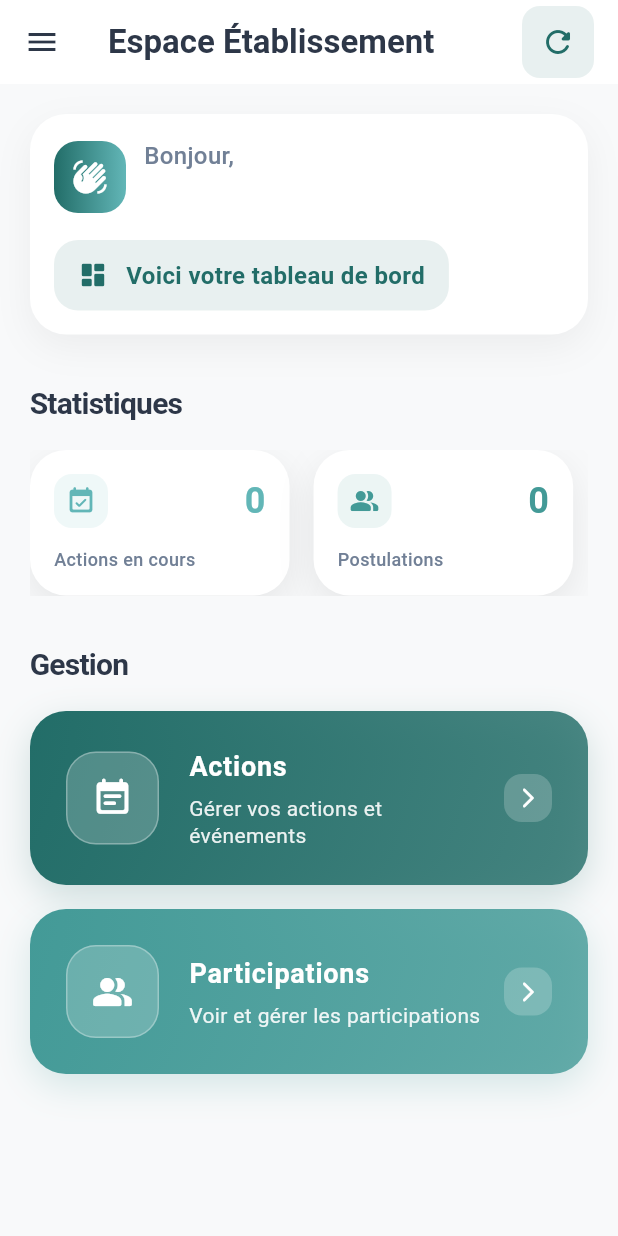
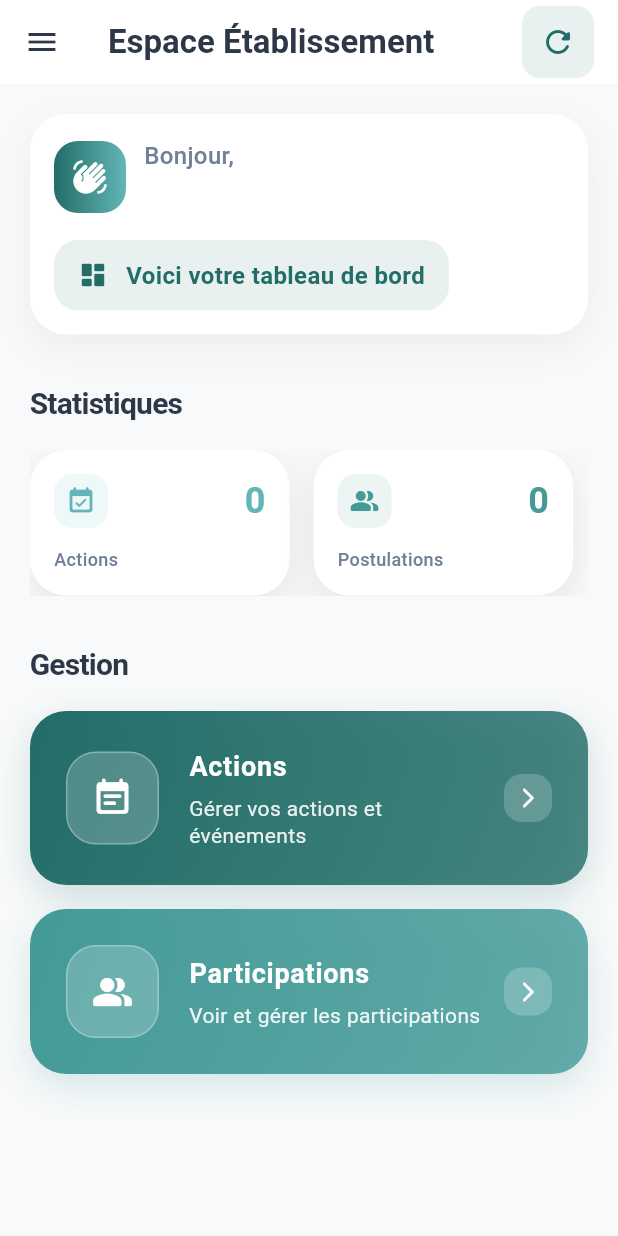
Before and after one commit to feeryel/master_application, a Flutter app: the EspaceEtablissementPage screen opened directly, on a phone screen of 412 x 824 dp. Run offline on Flutter 3.47's test engine with Material 3 defaults, Android fonts, the phone set to English and light mode, and no system bars; drawn by our look-alikes of flutter_animate; our stand-ins replace cloud_firestore, firebase_auth, firebase_core, firebase_messaging, flutter_local_notifications; accounts and stored records are empty.

Commit message:
statistiques done

```diff
--- a/lib/pages/espaceEtablissementPage.dart
+++ b/lib/pages/espaceEtablissementPage.dart
@@ -753,7 +753,7 @@ Widget _buildDrawer() {
                         children: [
                           _buildStatCard(
                             nombreActions.toString(),
-                            "Actions en cours",
+                            "Actions ",
                             Icons.event_available_rounded,
                             accentColor,
                           ),
```
